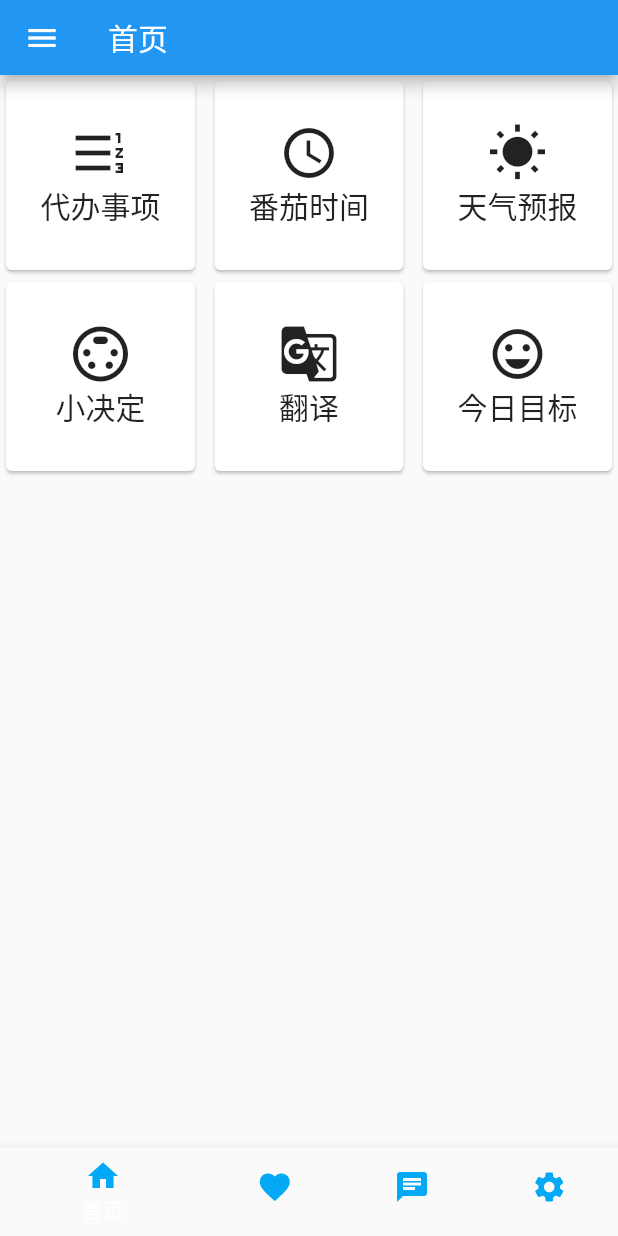
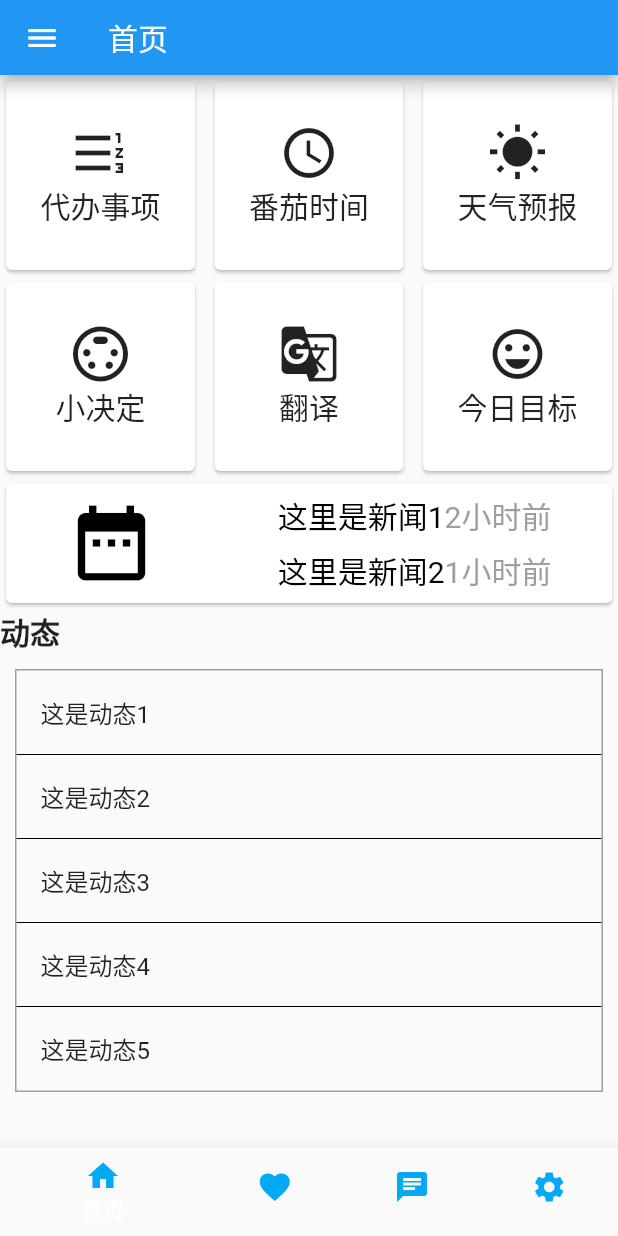
Before and after one commit to esirioneyibo/flutter_study_app, a Flutter app: the screen it shows after launch, on a phone screen of 412 x 824 dp. Run offline on Flutter 3.47's test engine with Material 2 defaults, Android fonts, the phone set to English and light mode, and no system bars; network calls fail.

Commit message:
首页布局完成

```diff
--- /dev/null
+++ b/lib/components/NewsCard.dart
@@ -0,0 +1,51 @@
+import 'package:flutter/cupertino.dart';
+import 'package:flutter/material.dart';
+import 'package:flutter_study_app/models/News.dart';
+
+class NewsCard extends StatelessWidget {
+  const NewsCard({Key key, this.news}) : super(key: key);
+  final News news;
+
+  @override
+  Widget build(BuildContext context) {
+    final TextStyle titleStyle =
+        new TextStyle(fontSize: 20, color: Colors.black);
+    final TextStyle dateStyle = new TextStyle(fontSize: 20, color: Colors.grey);
+    return Card(
+      child: Container(
+        height: 80,
+        child: Row(
+            mainAxisAlignment: MainAxisAlignment.spaceAround,
+            children: <Widget>[
+              Icon(news.icon, size: 60, color: titleStyle.color),
+              Column(
+                mainAxisAlignment: MainAxisAlignment.spaceEvenly,
+                children: <Widget>[
+                  Row(
+                    children: <Widget>[
+                      Text(news.title1,
+                          style: titleStyle,
+                          softWrap: false,
+                          textAlign: TextAlign.left,
+                          maxLines: 1,
+                          overflow: TextOverflow.ellipsis),
+                      Text(news.date1, style: dateStyle),
+                    ],
+                  ),
+                  Row(
+                    children: <Widget>[
+                      Text(news.title2,
+                          style: titleStyle,
+                          textAlign: TextAlign.left,
+                          maxLines: 1,
+                          overflow: TextOverflow.ellipsis),
+                      Text(news.date2, style: dateStyle),
+                    ],
+                  )
+                ],
+              ),
+            ]),
+      ),
+    );
+  }
+}
--- /dev/null
+++ b/lib/models/News.dart
@@ -0,0 +1,13 @@
+import 'package:flutter/cupertino.dart';
+
+class News {
+  const News({this.title1, this.date1, this.title2, this.date2, this.icon});
+
+  final IconData icon;
+
+  final String title1;
+  final String date1;
+
+  final String title2;
+  final String date2;
+}
--- a/lib/pages/HomeScreen.dart
+++ b/lib/pages/HomeScreen.dart
@@ -1,7 +1,10 @@
+import 'package:flutter/cupertino.dart';
 import 'package:flutter/material.dart';
 import 'package:flutter_study_app/components/ChoiceCard.dart';
 import 'package:flutter_study_app/components/MyAppBar.dart';
+import 'package:flutter_study_app/components/NewsCard.dart';
 import 'package:flutter_study_app/models/Choice.dart';
+import 'package:flutter_study_app/models/News.dart';
 
 import '../config.dart';
 
@@ -18,9 +21,39 @@ class HomeScreen extends StatelessWidget {
       const Choice(title: '今日目标', icon: Icons.sentiment_very_satisfied),
     ];
 
-    var tools = GridView.count(
+    List<Widget> items = <Widget>[
+      Container(
+        alignment: Alignment.center,
+        child: new ListTile(
+          title: new Text('这是动态1'),
+        ),
+      ),
+      Container(
+        child: new ListTile(
+          title: new Text('这是动态2'),
+        ),
+      ),
+      Container(
+        child: new ListTile(
+          title: new Text('这是动态3'),
+        ),
+      ),
+      Container(
+        child: new ListTile(
+          title: new Text('这是动态4'),
+        ),
+      ),
+      Container(
+        child: new ListTile(
+          title: new Text('这是动态5'),
+        ),
+      )
+    ];
+
+    var toolsSection = GridView.count(
       crossAxisCount: 3,
       crossAxisSpacing: 5,
+      shrinkWrap: true,
       children: List.generate(choices.length, (index) {
         return Center(
           child: ChoiceCard(choice: choices[index]),
@@ -28,10 +61,45 @@ class HomeScreen extends StatelessWidget {
       }),
     );
 
+    var newsSection = new NewsCard(
+        news: News(
+            title1: '这里是新闻1',
+            date1: '2小时前',
+            title2: '这里是新闻2',
+            date2: '1小时前',
+            icon: Icons.date_range));
+
+    var postsSection = Column(
+      crossAxisAlignment: CrossAxisAlignment.start,
+      children: <Widget>[
+        Text(
+          '动态',
+          style: TextStyle(fontSize: 20, fontWeight: FontWeight.bold),
+        ),
+        Container(
+            margin: EdgeInsets.all(10),
+            decoration: BoxDecoration(
+                border: Border.all(
+                    color: Colors.grey, width: 1, style: BorderStyle.solid),
+                shape: BoxShape.rectangle),
+            child: new ListView(
+                shrinkWrap: true,
+                physics: new NeverScrollableScrollPhysics(),
+                children: ListTile.divideTiles(
+                        context: context, tiles: items, color: Colors.black)
+                    .toList()))
+      ],
+    );
+
     return Scaffold(
-        appBar: MyAppBar(context, '首页', AppHeight),
-        body: Center(
-          child: tools,
-        ));
+      appBar: MyAppBar(context, '首页', AppHeight),
+      body: ListView(
+        children: <Widget>[
+          toolsSection,
+          newsSection,
+          postsSection,
+        ],
+      ),
+    );
   }
 }
```
